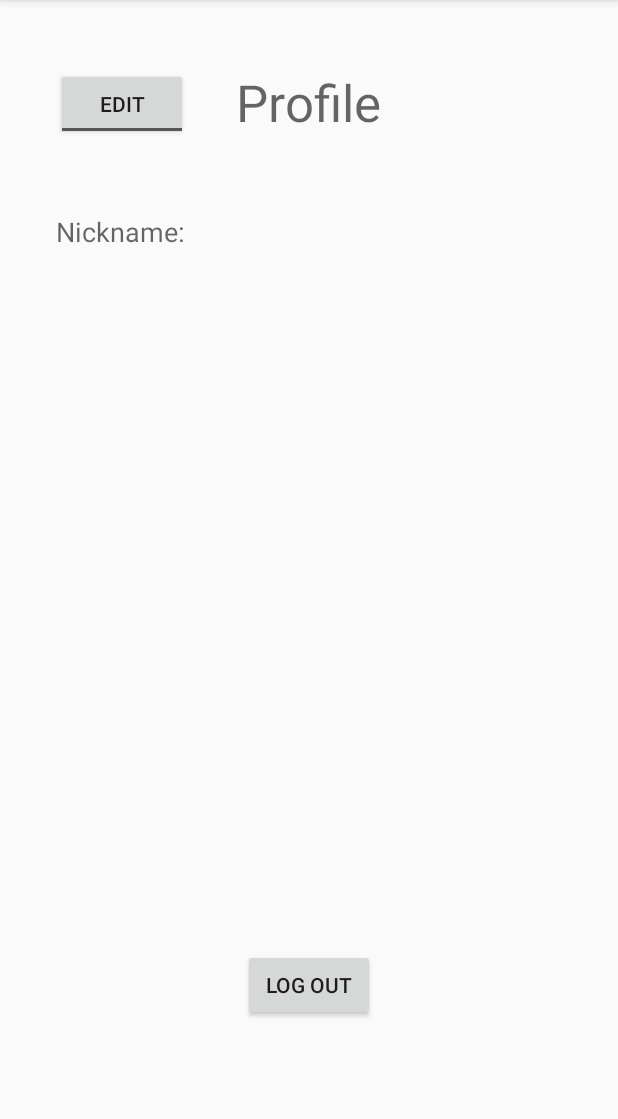
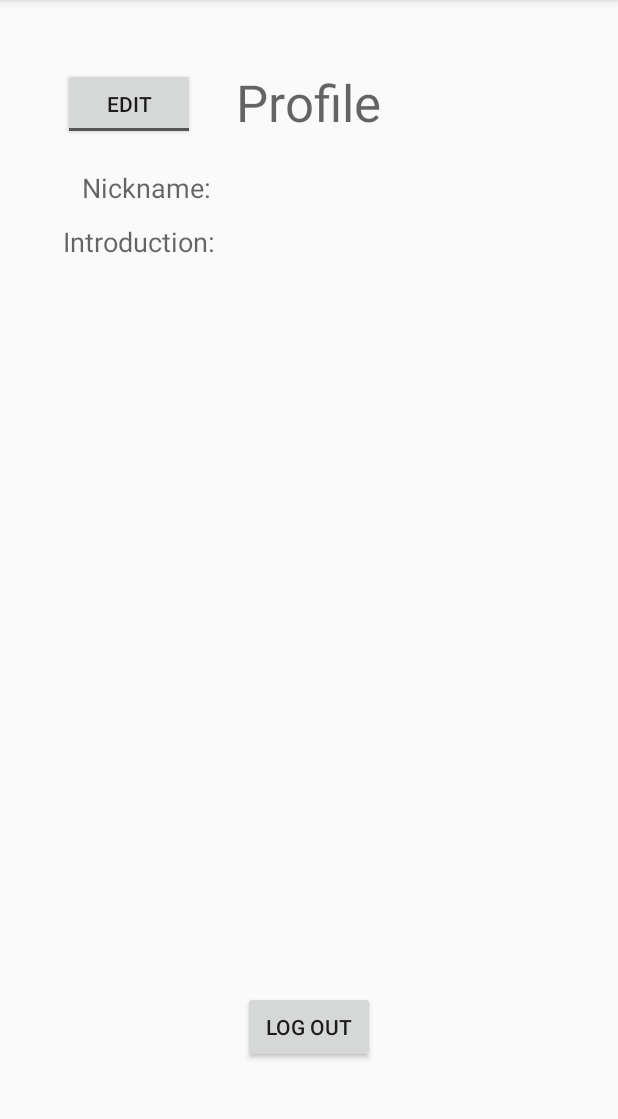
Before and after one commit to mcw0805/m1, an Android app: the ProfileActivity screen opened directly, with no data from a screen before it, on a phone screen of 412 x 824 dp, the part 84-1203 px from its top. Run offline under Robolectric (Android 15) with nearby library versions, the phone set to English and light mode, and no system bars; our stand-ins replace Firebase (no records; nobody signed in at launch, a user with empty details on screens opened directly).

Commit message:
Added another field in the user profile page

```diff
--- a/app/src/main/AndroidManifest.xml
+++ b/app/src/main/AndroidManifest.xml
@@ -20,7 +20,8 @@
         </activity>
         <activity android:name=".Controller.RegistrationActivity" />
         <activity android:name=".Controller.LogInActivity" />
-        <activity android:name=".Controller.ProfileActivity" />
+        <activity android:name=".Controller.ProfileActivity"
+            android:windowSoftInputMode="adjustNothing"/>
         <activity android:name=".Controller.Dashboard" />
         <activity android:name=".Controller.SubmitFormActivity" />
         <activity android:name=".Controller.ResetPasswordActivity" />
--- a/app/src/main/java/com/example/mcw0805/wheres_my_stuff/Controller/ProfileActivity.java
+++ b/app/src/main/java/com/example/mcw0805/wheres_my_stuff/Controller/ProfileActivity.java
@@ -1,10 +1,12 @@
 package com.example.mcw0805.wheres_my_stuff.Controller;
 
+import android.content.Context;
 import android.content.Intent;
 import android.support.annotation.NonNull;
 import android.support.v7.app.AppCompatActivity;
 import android.os.Bundle;
 import android.util.Log;
+import android.view.inputmethod.InputMethodManager;
 import android.widget.Button;
 import android.view.View;
 import android.widget.CompoundButton;
@@ -25,74 +27,82 @@ import com.google.firebase.auth.FirebaseUser;
  * @author Melanie Hall
  */
 
-public class ProfileActivity extends AppCompatActivity implements View.OnClickListener  {
+public class ProfileActivity extends AppCompatActivity implements View.OnClickListener {
 
     /*
-      Instance variables for log out button/allowing user to log out.
+        Widgets for the profile activity.
     */
     private Button signOutProfileButton;
-    private ToggleButton editToggleBtn;
+    private ToggleButton editToggleButton;
     private EditText nicknameEdit;
     private TextView nicknameTextView;
+    private EditText introductionEdit;
+    private TextView introductionTextView;
     private ViewSwitcher nicknameViewSwitcher;
+    private ViewSwitcher introductionViewSwitcher;
 
+    /*
+        Firebase authorization
+     */
     private FirebaseAuth mAuth;
     private FirebaseAuth.AuthStateListener mAuthListener;
     private boolean isAuthListenerSet = false;
+
     private static final String TAG = "ProfileActivity";
 
-    private String nickname;
 
     @Override
     protected void onCreate(Bundle savedInstanceState) {
         super.onCreate(savedInstanceState);
         setContentView(R.layout.activity_profile);
 
+        //instantiate buttons
         signOutProfileButton = (Button) findViewById(R.id.profile_logout_btn);
-        editToggleBtn = (ToggleButton) findViewById(R.id.editToggleBtn);
+        editToggleButton = (ToggleButton) findViewById(R.id.editToggleBtn);
 
+        //instantiate all the fields related to editing/viewing the nickname of the user
         nicknameEdit = (EditText) findViewById(R.id.nicknameEdit);
         nicknameTextView = (TextView) findViewById(R.id.nicknameText);
         nicknameEdit.setText(nicknameTextView.getText().toString());
 
-        nickname = nicknameTextView.getText().toString();
-
         nicknameViewSwitcher = (ViewSwitcher) findViewById(R.id.viewSwitcherNickname);
 
-//        CompoundButton.OnCheckedChangeListener listener =
-//                new CompoundButton.OnCheckedChangeListener() {
-//
-//                    @Override
-//                    public void onCheckedChanged(CompoundButton buttonView, boolean isChecked) {
-//
-//                    }
-//                };
+        //instantiate all the fields related to editing/viewing the intro/bio of the user
+        introductionEdit = (EditText) findViewById(R.id.introductionEdit);
+        introductionTextView = (TextView) findViewById(R.id.introductionText);
 
+        introductionViewSwitcher = (ViewSwitcher) findViewById(R.id.viewSwitcherIntroduction);
+
+        //listeners for the buttons
         signOutProfileButton.setOnClickListener(this);
-        //editToggleBtn.setOnCheckedChangeListener(listener);
+        editToggleButton.setOnClickListener(this);
 
-
-
-
-        editToggleBtn.setOnCheckedChangeListener(new CompoundButton.OnCheckedChangeListener() {
+        editToggleButton.setOnCheckedChangeListener(new CompoundButton.OnCheckedChangeListener() {
 
             @Override
             public void onCheckedChanged(CompoundButton buttonView, boolean isChecked) {
                 String newNickname = nicknameEdit.getText().toString();
+                String newIntro = introductionEdit.getText().toString();
+
                 if (isChecked) { //edit is clicked (i.e. button is "on")
-                        nicknameViewSwitcher.showPrevious(); //shows EditText
+                    nicknameViewSwitcher.showPrevious(); //shows EditText
+                    nicknameTextView.setText(newNickname);
 
-                        nicknameTextView.setText(newNickname);
+                    introductionViewSwitcher.showPrevious();
+                    introductionTextView.setText(newIntro);
 
                 } else { //back to TextView
                     nicknameViewSwitcher.showNext();
                     nicknameTextView.setText(newNickname);
 
+                    introductionViewSwitcher.showNext();
+                    introductionTextView.setText(newIntro);
                 }
             }
         });
 
 
+        //Firebase authorization
         mAuth = FirebaseAuth.getInstance();
         mAuthListener = new FirebaseAuth.AuthStateListener() {
             @Override
@@ -109,9 +119,7 @@ public class ProfileActivity extends AppCompatActivity implements View.OnClickLi
         };
     }
 
-    /**
-     * Finds user and starts application.
-     */
+
     @Override
     protected void onStart() {
         super.onStart();
@@ -121,9 +129,6 @@ public class ProfileActivity extends AppCompatActivity implements View.OnClickLi
         }
     }
 
-    /**
-     * Stops application and returns to login screen.
-     */
     @Override
     protected void onStop() {
         super.onStop();
@@ -133,12 +138,11 @@ public class ProfileActivity extends AppCompatActivity implements View.OnClickLi
         }
     }
 
-    /**
-     * onClick event that checks if user signs out.
-     * @param view checks if user signs out
-     */
+
     @Override
     public void onClick(View view) {
+
+        //sign out function
         if (view == signOutProfileButton) {
             signOut();
             Toast.makeText(getApplicationContext(),
@@ -150,16 +154,26 @@ public class ProfileActivity extends AppCompatActivity implements View.OnClickLi
             finish();
         }
 
-
-    }
-
-    private void makeEditable() {
-        if (nicknameViewSwitcher.getCurrentView() != nicknameTextView) {
-            nicknameViewSwitcher.showPrevious();
+        //hides keyboard when done editing
+        if (view == editToggleButton) {
+            if (!editToggleButton.isChecked()) {
+                hideSoftKeyboard(view);
+            }
         }
 
     }
 
+    /**
+     * Hides the soft keyboard.
+     *
+     * Called when EditText fields are not in focus.
+     *
+     * @param v view of the current focus
+     */
+    private void hideSoftKeyboard(View v){
+        InputMethodManager inputMethodManager = (InputMethodManager) getSystemService(Context.INPUT_METHOD_SERVICE);
+        inputMethodManager.hideSoftInputFromWindow(v.getWindowToken(), 0);
+    }
 
 
     /**
--- a/app/src/main/res/layout/activity_profile.xml
+++ b/app/src/main/res/layout/activity_profile.xml
@@ -10,7 +10,7 @@
         android:id="@+id/profile_logout_btn"
         android:layout_width="wrap_content"
         android:layout_height="wrap_content"
-        android:layout_marginBottom="87dp"
+        android:layout_marginBottom="59dp"
         android:text="Log Out"
         android:layout_alignParentBottom="true"
         android:layout_centerHorizontal="true" />
@@ -25,13 +25,43 @@
         android:layout_centerHorizontal="true"
         android:layout_marginTop="45dp" />
 
+    <TextView
+        android:id="@+id/textView8"
+        android:layout_width="wrap_content"
+        android:layout_height="wrap_content"
+        android:text="Nickname: "
+        android:textAppearance="@style/TextAppearance.AppCompat.Medium"
+        android:layout_marginEnd="12dp"
+        android:layout_below="@+id/editToggleBtn"
+        android:layout_toStartOf="@+id/textView2"
+        android:layout_marginTop="19dp" />
+
+    <TextView
+        android:id="@+id/textView9"
+        android:layout_width="wrap_content"
+        android:layout_height="wrap_content"
+        android:text="Introduction: "
+        android:textAppearance="@style/TextAppearance.AppCompat.Medium"
+        android:layout_alignBaseline="@+id/viewSwitcherIntroduction"
+        android:layout_alignBottom="@+id/viewSwitcherIntroduction"
+        android:layout_alignStart="@+id/editToggleBtn" />
+
+    <ToggleButton
+        android:id="@+id/editToggleBtn"
+        android:layout_width="wrap_content"
+        android:layout_height="wrap_content"
+        android:textOff="Edit"
+        android:textOn="Done"
+        android:layout_alignTop="@+id/textView2"
+        android:layout_toStartOf="@+id/textView2"
+        android:layout_marginEnd="27dp" />
+
     <ViewSwitcher
         android:layout_width="wrap_content"
-        android:layout_height="200dp"
+        android:layout_height="wrap_content"
         android:layout_gravity="right"
-        android:layout_marginTop="21dp"
         android:id="@+id/viewSwitcherNickname"
-        android:layout_below="@+id/textView2"
+        android:layout_below="@+id/editToggleBtn"
         android:layout_toEndOf="@+id/textView8">
 
         <TextView
@@ -39,7 +69,7 @@
             android:layout_width="wrap_content"
             android:layout_height="wrap_content"
             android:layout_centerHorizontal="true"
-            android:layout_marginTop="28dp"
+            android:layout_marginTop="20dp"
             android:layout_marginLeft="0dp"
             android:layout_gravity="center_horizontal"
             android:textAppearance="@style/TextAppearance.AppCompat.Medium"
@@ -48,10 +78,10 @@
 
         <EditText
             android:id="@+id/nicknameEdit"
+            android:layout_marginTop="10dp"
             android:layout_width="wrap_content"
             android:layout_height="wrap_content"
             android:layout_centerHorizontal="true"
-            android:layout_marginTop="20dp"
             android:layout_gravity="center_horizontal"
             android:textAppearance="@style/TextAppearance.AppCompat.Medium"
             android:ems="10"
@@ -60,24 +90,65 @@
 
     </ViewSwitcher>
 
-    <TextView
-        android:id="@+id/textView8"
+    <ViewSwitcher
         android:layout_width="wrap_content"
         android:layout_height="wrap_content"
-        android:text="Nickname: "
-        android:layout_marginEnd="29dp"
-        android:layout_marginTop="30dp"
-        android:layout_alignTop="@+id/viewSwitcherNickname"
+        android:layout_gravity="right"
         android:textAppearance="@style/TextAppearance.AppCompat.Medium"
-        android:layout_toStartOf="@+id/textView2" />
+        android:ems="10"
+        android:id="@+id/viewSwitcherIntroduction"
+        android:layout_below="@+id/viewSwitcherNickname"
+        android:layout_alignStart="@+id/viewSwitcherNickname">
 
-    <ToggleButton
-        android:id="@+id/editToggleBtn"
-        android:layout_width="wrap_content"
-        android:layout_height="wrap_content"
-        android:textOff="Edit"
-        android:textOn="Done"
-        android:layout_alignTop="@+id/textView2"
-        android:layout_alignStart="@+id/textView8" />
+        <TextView
+            android:id="@+id/introductionText"
+            android:layout_width="wrap_content"
+            android:layout_height="wrap_content"
+            android:layout_gravity="center_horizontal"
+            android:layout_marginLeft="0dp"
+            android:ems="10"
+            android:text=""
+            android:textAppearance="@style/TextAppearance.AppCompat.Medium"
+            android:layout_alignStart="@+id/viewSwitcherNickname" />
+
+        <EditText
+            android:id="@+id/introductionEdit"
+            android:layout_width="wrap_content"
+            android:layout_height="wrap_content"
+            android:layout_centerHorizontal="true"
+            android:layout_gravity="center_horizontal"
+            android:textAppearance="@style/TextAppearance.AppCompat.Medium"
+            android:ems="10"
+            android:hint="User Introduction"
+            android:inputType="textMultiLine"
+            android:minHeight="100dp"
+            android:scrollHorizontally="false"
+            android:scrollbarAlwaysDrawVerticalTrack="true"
+            android:scrollbarStyle="insideInset"
+            android:scrollbars="vertical"
+            android:overScrollMode="always"
+
+            android:minLines="5"
+            />
+
+    </ViewSwitcher>
+
+
+    <!--<EditText-->
+        <!--android:id="@+id/introductionEdit"-->
+        <!--android:layout_width="350dp"-->
+        <!--android:layout_height="100dp"-->
+        <!--android:ems="10"-->
+        <!--android:inputType="textMultiLine"-->
+        <!--android:minHeight="120dp"-->
+        <!--android:layout_below="@+id/description_text"-->
+        <!--android:layout_alignStart="@+id/description_text"-->
+        <!--android:scrollHorizontally="false"-->
+        <!--android:scrollbarAlwaysDrawVerticalTrack="true"-->
+        <!--android:scrollbarStyle="insideInset"-->
+        <!--android:scrollbars="vertical"-->
+        <!--android:overScrollMode="always"-->
+        <!--android:minLines="10" />-->
+
 
 </RelativeLayout>
```
